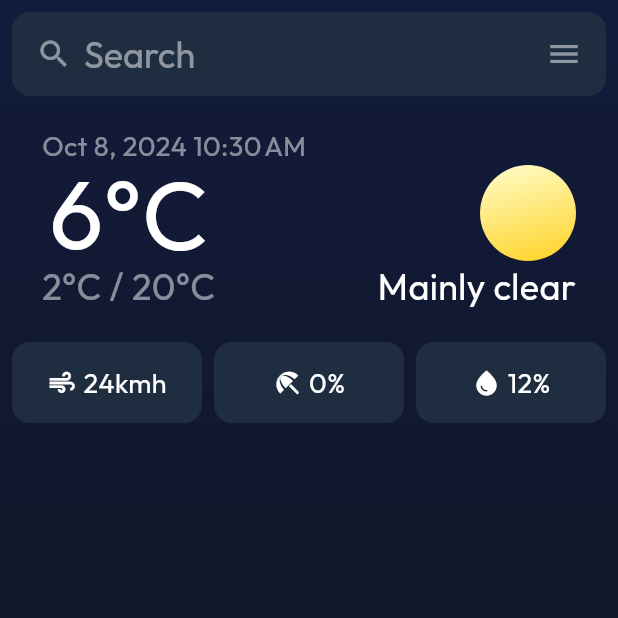
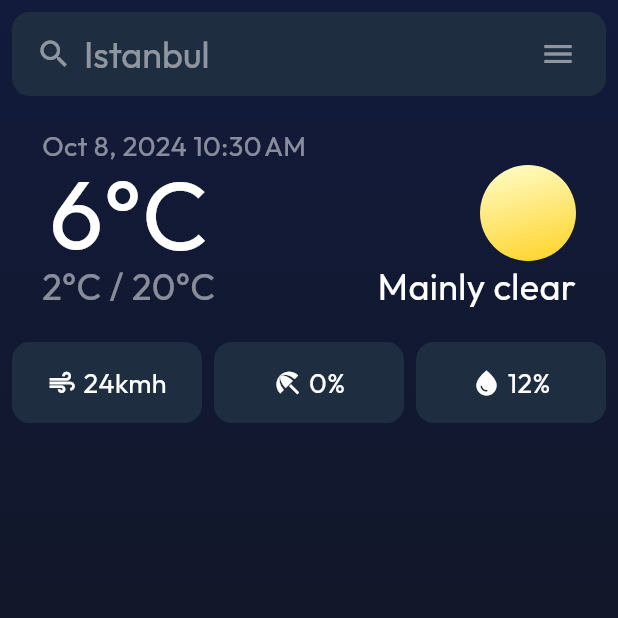
Before and after one commit to astudentinearth/weather-app, a Flutter app: the screen it shows after launch, after a tap on the "menu" icon, on a phone screen of 412 x 824 dp, the top half of it. Run offline on Flutter 3.47's test engine with Material 3 defaults, Android fonts, the phone set to English and light mode, and no system bars; our stand-ins replace dio, flutter_svg, google_fonts, hive; missing offline and left inert: dio_cache_interceptor, dio_cache_interceptor_file_store, dio_cache_interceptor_hive_store; accounts and stored records are empty; network calls fail; statements that could not run were skipped.

Commit message:
:sparkles: Add search to mobile app

```diff
--- a/mobile/lib/main.dart
+++ b/mobile/lib/main.dart
@@ -2,6 +2,7 @@
 import 'package:google_fonts/google_fonts.dart';
 import 'package:mobile/services/cache.dart';
 import 'package:mobile/services/weather_service.dart';
+import 'package:mobile/view_models/search_view_model.dart';
 import 'package:mobile/view_models/weather_view_model.dart';
 import 'package:mobile/widgets/app_bar.dart';
 import 'package:mobile/widgets/current_status.dart';
@@ -12,10 +13,10 @@
 void main() async {
   WidgetsFlutterBinding.ensureInitialized();
   await Cache().init();
-  runApp(ChangeNotifierProvider(
-    create: (context) => WeatherViewModel(),
-    child: const MyApp(),
-    )
+  runApp(MultiProvider(providers: [
+    ChangeNotifierProvider<WeatherViewModel>(create: (_)=>WeatherViewModel()),
+    ChangeNotifierProvider<SearchViewModel>(create: (_)=>SearchViewModel())
+  ], child: const MyApp(),)
   );
 
 }
--- a/mobile/lib/widgets/app_bar.dart
+++ b/mobile/lib/widgets/app_bar.dart
@@ -1,10 +1,13 @@
 import 'package:flutter/material.dart';
 import 'package:google_fonts/google_fonts.dart';
 import 'package:mobile/styles/text.dart';
+import 'package:mobile/view_models/weather_view_model.dart';
+import 'package:mobile/widgets/location_search.dart';
+import 'package:provider/provider.dart';
 
 import '../services/weather_service.dart';
 
-class WeatherAppBar extends StatelessWidget{
+class WeatherAppBar extends StatelessWidget {
   const WeatherAppBar({super.key});
 
   @override
@@ -12,29 +15,48 @@ class WeatherAppBar extends StatelessWidget{
     return AppBar(
       backgroundColor: const Color(0xFF1F2D40),
       shape: RoundedRectangleBorder(borderRadius: BorderRadius.circular(12)),
-      flexibleSpace: Container(
+      flexibleSpace: GestureDetector(
+          child: Container(
             decoration: BoxDecoration(
                 borderRadius: BorderRadius.circular(12),
                 color: const Color(0xFF1F2D40)
             ),
           ),
+      ),
       shadowColor: Colors.transparent,
       title: GestureDetector(
+        onTap: () async {
+          await showSearch(context: context, delegate: LocationSearchScreen());
+        },
+        child: Expanded(
             child: Container(
               padding: const EdgeInsets.symmetric(vertical: 10, horizontal: 0),
+              color: Colors.transparent,
               child: Row(
                 children: [
-              const Icon(Icons.search, color: Color(0x80ffffff),),
+                  const Icon(
+                    Icons.search,
+                    color: Color(0x80ffffff),
+                  ),
                   const SizedBox(width: 8),
-              Text("Search", style: defaultText.halfOpaque().withSize(24))
+                  Consumer<WeatherViewModel>(builder: (context, weather, child){
+                    return Text(weather.location.autoLocated==true ? "Your location" : weather.location.name ?? "Search", style: defaultText.halfOpaque().withSize(24));
+                  })
                 ],
               ),
-        ),
+            )),
       ),
       actions: [
-        IconButton(onPressed: ()=>{
-          WeatherModel.fetchCurrentWeather(Location(latitude: 41.01384, longitude: 28.94966, name: "Istanbul"), Units(Temperature.celsius, Speed.kmh, Precipitation.mm, Timezone.local))
-        }, icon: const Icon(Icons.menu, color: Color(0x80ffffff)), padding: const EdgeInsets.fromLTRB(0, 0, 8, 0),)
+        Container(
+            padding: const EdgeInsets.fromLTRB(0, 0, 8, 0),
+            child: IconButton(onPressed: () =>
+            {
+              WeatherModel.fetchCurrentWeather(Location(
+                  latitude: 41.01384, longitude: 28.94966, name: "Istanbul"), Units(
+                  Temperature.celsius, Speed.kmh, Precipitation.mm, Timezone.local))
+            },
+              icon: const Icon(Icons.menu, color: Color(0x80ffffff)),
+        ))
       ],
     );
   }
```
Also changed, not shown: mobile/lib/widgets/location_search.dart (+141 -5 lines). Lines whose indentation alone changed are shown as unchanged.
